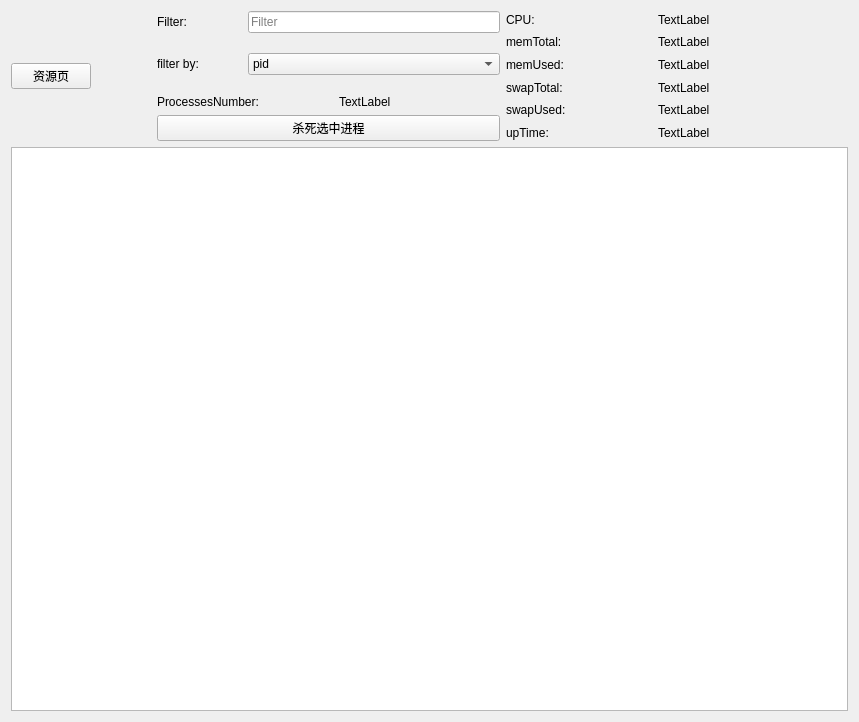
This is hqtop/widget.ui in frankenstein27/hqtop as Qt 5 draws it before an edit. The edited form follows.
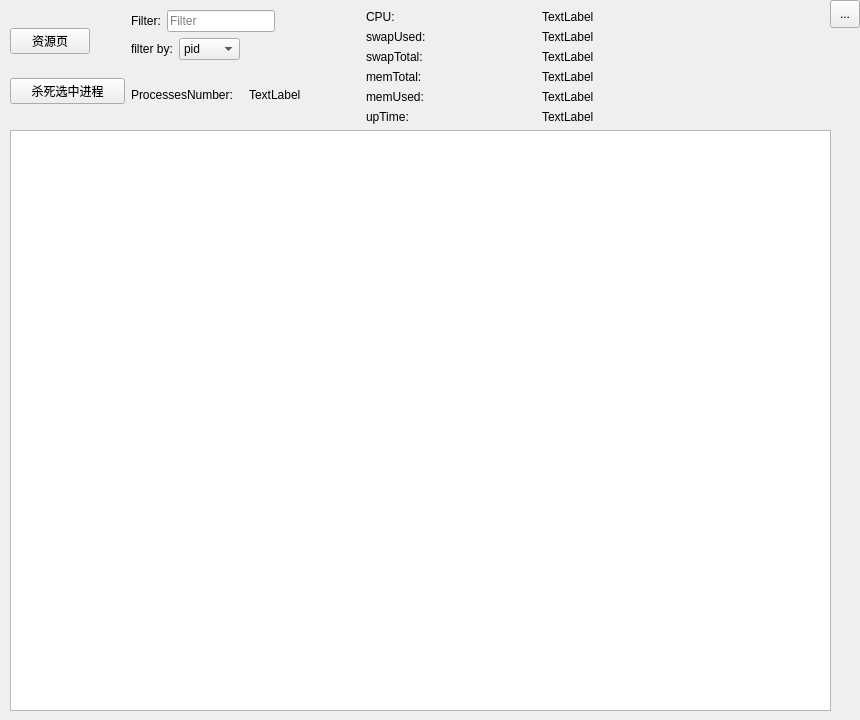
This is the edited form.

```diff
--- a/hqtop/widget.ui
+++ b/hqtop/widget.ui
@@ -6,116 +6,42 @@
    <rect>
     <x>0</x>
     <y>0</y>
-    <width>859</width>
-    <height>722</height>
+    <width>860</width>
+    <height>720</height>
    </rect>
   </property>
   <property name="windowTitle">
    <string>Widget</string>
   </property>
-  <layout class="QGridLayout" name="gridLayout_4">
-   <item row="0" column="2" rowspan="2">
-    <layout class="QGridLayout" name="gridLayout" columnstretch="6,8">
-     <property name="horizontalSpacing">
-      <number>10</number>
-     </property>
-     <item row="0" column="0">
-      <widget class="QLabel" name="label">
+  <widget class="QToolButton" name="settingsButton">
+   <property name="geometry">
+    <rect>
+     <x>830</x>
+     <y>0</y>
+     <width>30</width>
+     <height>28</height>
+    </rect>
+   </property>
        <property name="text">
-        <string>CPU:</string>
-       </property>
-      </widget>
-     </item>
-     <item row="1" column="1">
-      <widget class="QLabel" name="memTotalLabel">
-       <property name="text">
-        <string>TextLabel</string>
-       </property>
-      </widget>
-     </item>
-     <item row="5" column="0">
-      <widget class="QLabel" name="label_6">
-       <property name="text">
-        <string>upTime:</string>
-       </property>
-      </widget>
-     </item>
-     <item row="4" column="0">
-      <widget class="QLabel" name="label_5">
-       <property name="text">
-        <string>swapUsed:</string>
-       </property>
-      </widget>
-     </item>
-     <item row="0" column="1">
-      <widget class="QLabel" name="cpuLabel">
-       <property name="text">
-        <string>TextLabel</string>
-       </property>
-      </widget>
-     </item>
-     <item row="5" column="1">
-      <widget class="QLabel" name="upTimeLabel">
-       <property name="text">
-        <string>TextLabel</string>
-       </property>
-      </widget>
-     </item>
-     <item row="2" column="0">
-      <widget class="QLabel" name="label_3">
-       <property name="text">
-        <string>memUsed:</string>
-       </property>
-      </widget>
-     </item>
-     <item row="4" column="1">
-      <widget class="QLabel" name="swapUsedLabel">
-       <property name="text">
-        <string>TextLabel</string>
-       </property>
-      </widget>
-     </item>
-     <item row="2" column="1">
-      <widget class="QLabel" name="memUsedLabel">
-       <property name="text">
-        <string>TextLabel</string>
-       </property>
-      </widget>
-     </item>
-     <item row="3" column="0">
-      <widget class="QLabel" name="label_4">
-       <property name="text">
-        <string>swapTotal:</string>
-       </property>
-      </widget>
-     </item>
-     <item row="3" column="1">
-      <widget class="QLabel" name="swapTotalLabel">
-       <property name="text">
-        <string>TextLabel</string>
-       </property>
-      </widget>
-     </item>
-     <item row="1" column="0">
-      <widget class="QLabel" name="label_2">
-       <property name="text">
-        <string>memTotal:</string>
-       </property>
-      </widget>
-     </item>
-    </layout>
-   </item>
-   <item row="0" column="0" rowspan="2">
-    <layout class="QVBoxLayout" name="verticalLayout" stretch="0">
-     <property name="spacing">
-      <number>0</number>
-     </property>
-     <property name="sizeConstraint">
-      <enum>QLayout::SetDefaultConstraint</enum>
-     </property>
-     <property name="rightMargin">
-      <number>60</number>
-     </property>
+    <string>...</string>
+   </property>
+  </widget>
+  <widget class="QWidget" name="">
+   <property name="geometry">
+    <rect>
+     <x>10</x>
+     <y>10</y>
+     <width>821</width>
+     <height>701</height>
+    </rect>
+   </property>
+   <layout class="QVBoxLayout" name="verticalLayout_4">
+    <item>
+     <layout class="QHBoxLayout" name="horizontalLayout_11" stretch="2,4,6,0,0,0">
+      <item>
+       <layout class="QVBoxLayout" name="verticalLayout">
+        <item>
+         <layout class="QHBoxLayout" name="horizontalLayout_10">
      <item>
       <widget class="QPushButton" name="resourcePagePushButton">
        <property name="text">
@@ -123,48 +49,42 @@
        </property>
       </widget>
      </item>
-    </layout>
-   </item>
-   <item row="0" column="1">
-    <layout class="QGridLayout" name="gridLayout_2" columnstretch="2,2,4">
-     <property name="sizeConstraint">
-      <enum>QLayout::SetMinAndMaxSize</enum>
-     </property>
-     <property name="horizontalSpacing">
-      <number>10</number>
-     </property>
-     <property name="verticalSpacing">
-      <number>20</number>
-     </property>
-     <item row="0" column="0">
+          <item>
+           <spacer name="horizontalSpacer_3">
+            <property name="orientation">
+             <enum>Qt::Horizontal</enum>
+            </property>
+            <property name="sizeHint" stdset="0">
+             <size>
+              <width>40</width>
+              <height>20</height>
+             </size>
+            </property>
+           </spacer>
+          </item>
+         </layout>
+        </item>
+        <item>
+         <widget class="QPushButton" name="deletePushButton">
+          <property name="text">
+           <string>杀死选中进程</string>
+          </property>
+         </widget>
+        </item>
+       </layout>
+      </item>
+      <item>
+       <layout class="QVBoxLayout" name="verticalLayout_2">
+        <item>
+         <layout class="QHBoxLayout" name="horizontalLayout">
+          <item>
       <widget class="QLabel" name="label_7">
        <property name="text">
         <string>Filter:</string>
        </property>
       </widget>
      </item>
-     <item row="1" column="0">
-      <widget class="QLabel" name="label_8">
-       <property name="text">
-        <string>filter by:</string>
-       </property>
-      </widget>
-     </item>
-     <item row="2" column="0" colspan="2">
-      <widget class="QLabel" name="label_9">
-       <property name="text">
-        <string>ProcessesNumber:</string>
-       </property>
-      </widget>
-     </item>
-     <item row="2" column="2">
-      <widget class="QLabel" name="processesNumberLabel">
-       <property name="text">
-        <string>TextLabel</string>
-       </property>
-      </widget>
-     </item>
-     <item row="0" column="1" colspan="2">
+          <item>
       <widget class="QLineEdit" name="FilterLineEdit">
        <property name="text">
         <string/>
@@ -174,7 +94,31 @@
        </property>
       </widget>
      </item>
-     <item row="1" column="1" colspan="2">
+          <item>
+           <spacer name="horizontalSpacer">
+            <property name="orientation">
+             <enum>Qt::Horizontal</enum>
+            </property>
+            <property name="sizeHint" stdset="0">
+             <size>
+              <width>40</width>
+              <height>20</height>
+             </size>
+            </property>
+           </spacer>
+          </item>
+         </layout>
+        </item>
+        <item>
+         <layout class="QHBoxLayout" name="horizontalLayout_2">
+          <item>
+           <widget class="QLabel" name="label_8">
+            <property name="text">
+             <string>filter by:</string>
+            </property>
+           </widget>
+          </item>
+          <item>
       <widget class="QComboBox" name="FilterComboBox">
        <item>
         <property name="text">
@@ -198,19 +142,199 @@
        </item>
       </widget>
      </item>
-    </layout>
-   </item>
-   <item row="4" column="0" colspan="3">
+          <item>
+           <spacer name="horizontalSpacer_2">
+            <property name="orientation">
+             <enum>Qt::Horizontal</enum>
+            </property>
+            <property name="sizeHint" stdset="0">
+             <size>
+              <width>40</width>
+              <height>20</height>
+             </size>
+            </property>
+           </spacer>
+          </item>
+         </layout>
+        </item>
+        <item>
+         <layout class="QHBoxLayout" name="horizontalLayout_3">
+          <item>
+           <widget class="QLabel" name="label_9">
+            <property name="text">
+             <string>ProcessesNumber:</string>
+            </property>
+           </widget>
+          </item>
+          <item>
+           <widget class="QLabel" name="processesNumberLabel">
+            <property name="text">
+             <string>TextLabel</string>
+            </property>
+           </widget>
+          </item>
+         </layout>
+        </item>
+       </layout>
+      </item>
+      <item>
+       <layout class="QVBoxLayout" name="verticalLayout_3">
+        <item>
+         <layout class="QHBoxLayout" name="horizontalLayout_4">
+          <item>
+           <widget class="QLabel" name="label">
+            <property name="text">
+             <string>CPU:</string>
+            </property>
+           </widget>
+          </item>
+          <item>
+           <widget class="QLabel" name="cpuLabel">
+            <property name="text">
+             <string>TextLabel</string>
+            </property>
+           </widget>
+          </item>
+         </layout>
+        </item>
+        <item>
+         <layout class="QHBoxLayout" name="horizontalLayout_8">
+          <item>
+           <widget class="QLabel" name="label_5">
+            <property name="text">
+             <string>swapUsed:</string>
+            </property>
+           </widget>
+          </item>
+          <item>
+           <widget class="QLabel" name="swapUsedLabel">
+            <property name="text">
+             <string>TextLabel</string>
+            </property>
+           </widget>
+          </item>
+         </layout>
+        </item>
+        <item>
+         <layout class="QHBoxLayout" name="horizontalLayout_7">
+          <item>
+           <widget class="QLabel" name="label_4">
+            <property name="text">
+             <string>swapTotal:</string>
+            </property>
+           </widget>
+          </item>
+          <item>
+           <widget class="QLabel" name="swapTotalLabel">
+            <property name="text">
+             <string>TextLabel</string>
+            </property>
+           </widget>
+          </item>
+         </layout>
+        </item>
+        <item>
+         <layout class="QHBoxLayout" name="horizontalLayout_5">
+          <item>
+           <widget class="QLabel" name="label_2">
+            <property name="text">
+             <string>memTotal:</string>
+            </property>
+           </widget>
+          </item>
+          <item>
+           <widget class="QLabel" name="memTotalLabel">
+            <property name="text">
+             <string>TextLabel</string>
+            </property>
+           </widget>
+          </item>
+         </layout>
+        </item>
+        <item>
+         <layout class="QHBoxLayout" name="horizontalLayout_6">
+          <item>
+           <widget class="QLabel" name="label_3">
+            <property name="text">
+             <string>memUsed:</string>
+            </property>
+           </widget>
+          </item>
+          <item>
+           <widget class="QLabel" name="memUsedLabel">
+            <property name="text">
+             <string>TextLabel</string>
+            </property>
+           </widget>
+          </item>
+         </layout>
+        </item>
+        <item>
+         <layout class="QHBoxLayout" name="horizontalLayout_9">
+          <item>
+           <widget class="QLabel" name="label_6">
+            <property name="text">
+             <string>upTime:</string>
+            </property>
+           </widget>
+          </item>
+          <item>
+           <widget class="QLabel" name="upTimeLabel">
+            <property name="text">
+             <string>TextLabel</string>
+            </property>
+           </widget>
+          </item>
+         </layout>
+        </item>
+       </layout>
+      </item>
+      <item>
+       <spacer name="horizontalSpacer_4">
+        <property name="orientation">
+         <enum>Qt::Horizontal</enum>
+        </property>
+        <property name="sizeHint" stdset="0">
+         <size>
+          <width>40</width>
+          <height>20</height>
+         </size>
+        </property>
+       </spacer>
+      </item>
+      <item>
+       <spacer name="horizontalSpacer_5">
+        <property name="orientation">
+         <enum>Qt::Horizontal</enum>
+        </property>
+        <property name="sizeHint" stdset="0">
+         <size>
+          <width>40</width>
+          <height>20</height>
+         </size>
+        </property>
+       </spacer>
+      </item>
+      <item>
+       <spacer name="horizontalSpacer_6">
+        <property name="orientation">
+         <enum>Qt::Horizontal</enum>
+        </property>
+        <property name="sizeHint" stdset="0">
+         <size>
+          <width>40</width>
+          <height>20</height>
+         </size>
+        </property>
+       </spacer>
+      </item>
+     </layout>
+    </item>
+    <item>
     <widget class="QTableView" name="processesTableView"/>
    </item>
-   <item row="1" column="1">
-    <widget class="QPushButton" name="deletePushButton">
-     <property name="text">
-      <string>杀死选中进程</string>
-     </property>
-    </widget>
-   </item>
-  </layout>
+   </layout>
+  </widget>
  </widget>
  <resources/>
  <connections/>
```
Lines whose indentation alone changed are shown as unchanged.
